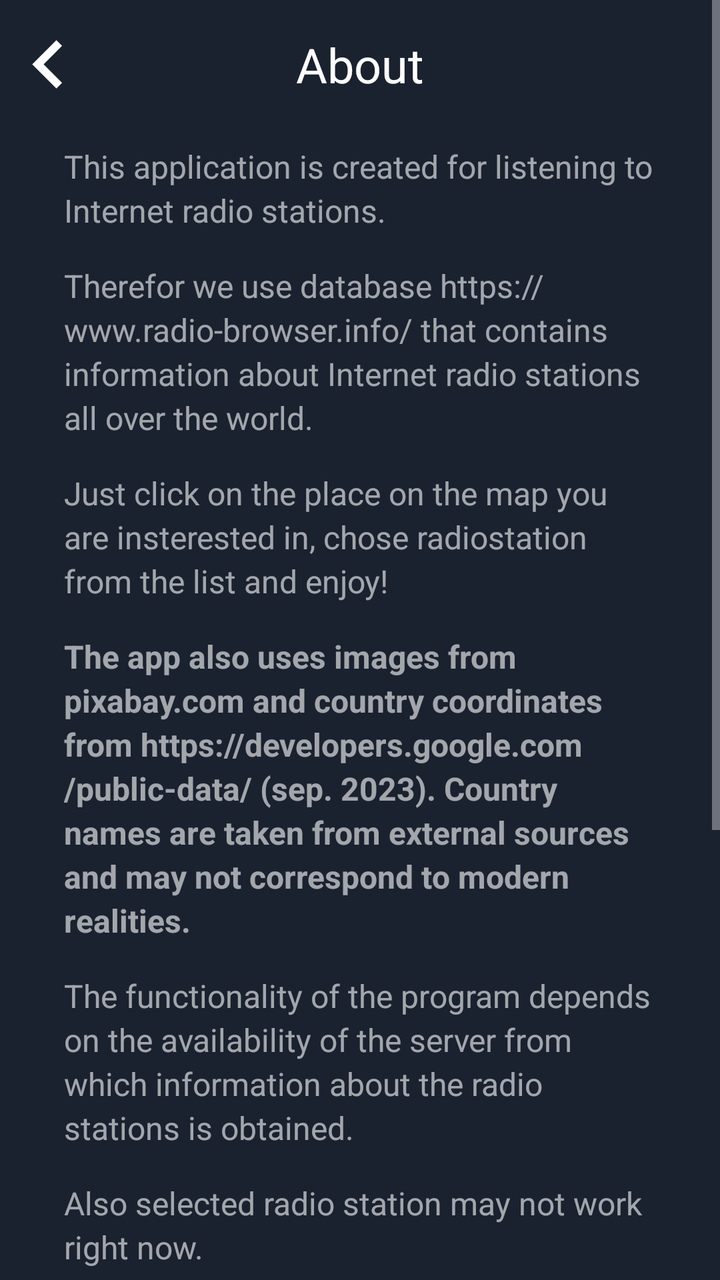
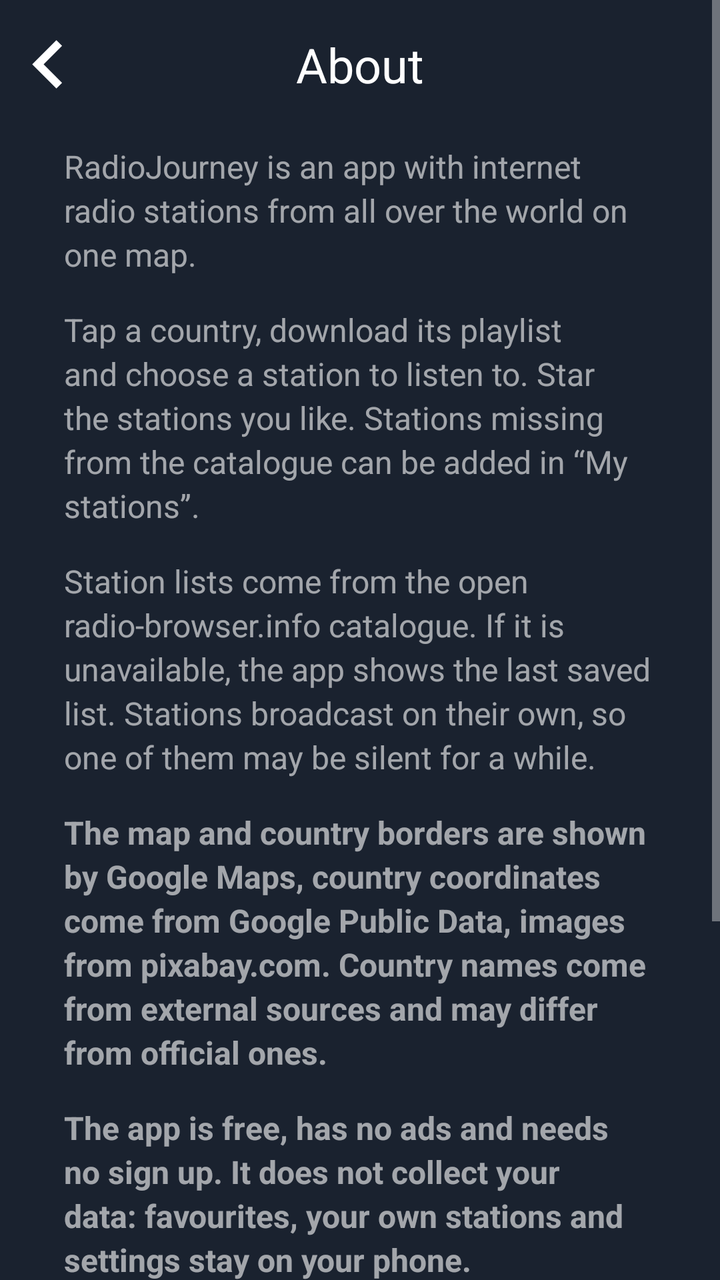

The first picture is an Android layout as it rendered before a commit; the second is the same layout after the commit. The layout source and the unified diff follow.
<!-- AndroidManifest.xml: application theme Theme.RadioJourney -->
<!-- res/layout/layout_settings.xml -->
<?xml version="1.0" encoding="utf-8"?>
<ScrollView xmlns:android="http://schemas.android.com/apk/res/android"
    xmlns:app="http://schemas.android.com/apk/res-auto"
    android:layout_width="match_parent"
    android:layout_height="match_parent"
    android:fillViewport="true">

    <androidx.constraintlayout.widget.ConstraintLayout
        android:layout_width="match_parent"
        android:layout_height="wrap_content"
        android:background="@color/background">


        <LinearLayout
            android:id="@+id/linear_settingsTitle"
            android:layout_width="match_parent"
            android:layout_height="wrap_content"
            android:orientation="horizontal"
            app:layout_constraintEnd_toEndOf="parent"
            app:layout_constraintStart_toStartOf="parent"
            app:layout_constraintTop_toTopOf="parent"
            app:layout_constraintVertical_chainStyle="packed">

            <androidx.appcompat.widget.AppCompatImageView
                android:id="@+id/image_arrowBack"
                android:layout_width="48dp"
                android:layout_height="match_parent"
                android:paddingTop="@dimen/space_small"
                android:paddingBottom="@dimen/space_small"
                android:scaleType="centerCrop"
                android:src="@drawable/ic_baseline_navigate_before_24_white" />

            <androidx.appcompat.widget.AppCompatTextView
                android:id="@+id/text_myFavorites_title"
                style="@style/login_title"
                android:layout_width="0dp"
                android:layout_height="wrap_content"
                android:layout_weight="1"
                android:gravity="center"
                android:padding="@dimen/space_beforeOrAfterElement"
                android:text="@string/settings_tittle2" />

            <androidx.appcompat.widget.AppCompatImageView
                android:layout_width="48dp"
                android:layout_height="match_parent"
                android:paddingTop="@dimen/space_small"
                android:paddingBottom="@dimen/space_small" />
        </LinearLayout>

        <LinearLayout
            android:id="@+id/linear_textAbout"
            android:layout_width="match_parent"
            android:layout_height="wrap_content"
            android:gravity="start"
            android:orientation="vertical"
            android:paddingStart="@dimen/space_32"
            android:paddingTop="@dimen/space_small"
            android:paddingEnd="@dimen/space_32"
            android:paddingBottom="@dimen/space_32"
            app:layout_constraintEnd_toEndOf="parent"
            app:layout_constraintStart_toStartOf="parent"
            app:layout_constraintTop_toBottomOf="@+id/linear_settingsTitle">

            <androidx.appcompat.widget.AppCompatTextView
                android:id="@+id/text_about1"
                style="@style/login_bottom"
                android:layout_width="wrap_content"
                android:layout_height="wrap_content"
                android:layout_gravity="center_vertical"
                android:paddingBottom="@dimen/space_beforeOrAfterElement"
                android:text="@string/settings_text1" />

            <androidx.appcompat.widget.AppCompatTextView
                android:id="@+id/text_about2"
                style="@style/login_bottom"
                android:layout_width="wrap_content"
                android:layout_height="wrap_content"
                android:layout_gravity="center_vertical"
                android:paddingBottom="@dimen/space_beforeOrAfterElement"
                android:text="@string/settings_text2" />

            <androidx.appcompat.widget.AppCompatTextView
                android:id="@+id/text_about3"
                style="@style/login_bottom"
                android:layout_width="wrap_content"
                android:layout_height="wrap_content"
                android:layout_gravity="center_vertical"
                android:paddingBottom="@dimen/space_beforeOrAfterElement"
                android:text="@string/settings_text3" />

            <androidx.appcompat.widget.AppCompatTextView
                android:id="@+id/text_about4"
                style="@style/login_bottom"
                android:layout_width="wrap_content"
                android:layout_height="wrap_content"
                android:layout_gravity="center_vertical"
                android:paddingBottom="@dimen/space_beforeOrAfterElement"
                android:text="@string/settings_text4"
                android:textStyle="bold" />

            
            <androidx.appcompat.widget.AppCompatTextView
                android:id="@+id/text_aboutServer"
                style="@style/login_bottom"
                android:layout_width="wrap_content"
                android:layout_height="wrap_content"
                android:layout_gravity="center_vertical"
                android:paddingBottom="@dimen/space_beforeOrAfterElement"
                android:text="@string/first_screen_text3" />

            <androidx.appcompat.widget.AppCompatTextView
                android:id="@+id/text_aboutMayNotWork"
                style="@style/login_bottom"
                android:layout_width="wrap_content"
                android:layout_height="wrap_content"
                android:layout_gravity="center_vertical"
                android:paddingBottom="@dimen/space_beforeOrAfterElement"
                android:text="@string/homeRadio_mayNotWork" />

            <androidx.appcompat.widget.AppCompatTextView
                android:id="@+id/text_about5"
                style="@style/login_bottom"
                android:layout_width="wrap_content"
                android:layout_height="wrap_content"
                android:layout_gravity="center_vertical"
                android:text="@string/settings_text5"
                android:textStyle="bold" />
        </LinearLayout>

        
        <LinearLayout
            android:id="@+id/linear_site"
            android:layout_width="match_parent"
            android:layout_height="wrap_content"
            android:gravity="start"
            android:orientation="horizontal"
            android:paddingStart="@dimen/space_32"
            android:paddingEnd="@dimen/space_32"
            android:paddingBottom="@dimen/space_beforeOrAfterElement"
            app:layout_constraintEnd_toEndOf="parent"
            app:layout_constraintStart_toStartOf="parent"
            app:layout_constraintTop_toBottomOf="@+id/linear_textAbout">

            <androidx.appcompat.widget.AppCompatImageView
                android:id="@+id/image_site"
                android:layout_width="40dp"
                android:layout_height="40dp"
                android:layout_marginEnd="@dimen/space_beforeOrAfterElement"
                android:scaleType="centerCrop"
                android:src="@drawable/ic_baseline_public_24_orange" />

            <androidx.appcompat.widget.AppCompatTextView
                android:id="@+id/text_site"
                style="@style/login_bottom"
                android:layout_width="wrap_content"
                android:layout_height="wrap_content"
                android:layout_gravity="center_vertical"
                android:text="@string/settings_site" />
        </LinearLayout>

        
        <LinearLayout
            android:id="@+id/linear_privacy"
            android:layout_width="match_parent"
            android:layout_height="wrap_content"
            android:gravity="start"
            android:orientation="horizontal"
            android:paddingStart="@dimen/space_32"
            android:paddingEnd="@dimen/space_32"
            android:paddingBottom="@dimen/space_beforeOrAfterElement"
            app:layout_constraintEnd_toEndOf="parent"
            app:layout_constraintStart_toStartOf="parent"
            app:layout_constraintTop_toBottomOf="@+id/linear_site">

            <androidx.appcompat.widget.AppCompatImageView
                android:id="@+id/image_privacy"
                android:layout_width="40dp"
                android:layout_height="40dp"
                android:layout_marginEnd="@dimen/space_beforeOrAfterElement"
                android:scaleType="centerCrop"
                android:src="@drawable/ic_baseline_privacy_24_orange" />

            <androidx.appcompat.widget.AppCompatTextView
                android:id="@+id/text_privacy"
                style="@style/login_bottom"
                android:layout_width="wrap_content"
                android:layout_height="wrap_content"
                android:layout_gravity="center_vertical"
                android:text="@string/settings_privacy" />
        </LinearLayout>

        <androidx.appcompat.widget.AppCompatImageView
            android:id="@+id/image_block"
            android:layout_width="16dp"
            android:layout_height="16dp"
            android:scaleType="centerCrop"
            app:layout_constraintBottom_toTopOf="@+id/text_mail"
            app:layout_constraintEnd_toEndOf="parent"
            app:layout_constraintStart_toStartOf="parent"
            app:layout_constraintTop_toBottomOf="@+id/linear_privacy" />

        <androidx.appcompat.widget.AppCompatTextView
            android:id="@+id/text_mail"
            style="@style/login_bottom_small"
            android:layout_width="wrap_content"
            android:layout_height="wrap_content"
            android:paddingStart="@dimen/space_beforeOrAfterElement"
            android:paddingTop="@dimen/space_beforeOrAfterElement"
            android:paddingEnd="@dimen/space_beforeOrAfterElement"
            android:paddingBottom="0dp"
            android:text="@string/settings_textMail"
            android:textAlignment="center"
            app:layout_constraintBottom_toTopOf="@+id/mail"
            app:layout_constraintEnd_toEndOf="parent"
            app:layout_constraintStart_toStartOf="parent" />

        <androidx.appcompat.widget.AppCompatTextView
            android:id="@+id/mail"
            style="@style/login_bottom_orange_small"
            android:layout_width="wrap_content"
            android:layout_height="wrap_content"
            android:paddingStart="@dimen/space_beforeOrAfterElement"
            android:paddingTop="@dimen/space_small"
            android:paddingEnd="@dimen/space_beforeOrAfterElement"
            android:paddingBottom="@dimen/space_32"
            android:text="@string/settings_mail"
            android:textAlignment="center"
            app:layout_constraintBottom_toBottomOf="parent"
            app:layout_constraintEnd_toEndOf="parent"
            app:layout_constraintStart_toStartOf="parent" />
    </androidx.constraintlayout.widget.ConstraintLayout>

</ScrollView>
<!-- resources referenced by this layout -->
<resources>
  <color name="background">#1A222F</color>
  <dimen name="space_32">32dp</dimen>
  <dimen name="space_beforeOrAfterElement">16dp</dimen>
  <dimen name="space_small">8dp</dimen>
  <string name="first_screen_text3">The functionality of the program depends on the availability of the server from which information about the radio stations is obtained.</string>
  <string name="homeRadio_mayNotWork">Also selected radio station may not work right now.</string>
  <string name="settings_mail" translatable="false">gartel.av@gmail.com</string>
  <string name="settings_privacy">Privacy policy</string>
  <string name="settings_site">Project website</string>
  <string name="settings_text1">This application is created for listening to Internet radio stations.</string>
  <string name="settings_text2">Therefor we use database https://www.radio-browser.info/ that contains information about Internet radio stations all over the world.</string>
  <string name="settings_text3">Just click on the place on the map you are insterested in, chose radiostation from the list and enjoy!</string>
  <string name="settings_text4">The app also uses images from pixabay.com and country coordinates from https://developers.google.com/public-data/ (sep. 2023). Country names are taken from external sources and may not correspond to modern realities.</string>
  <string name="settings_text5">The app is free, has no ads and needs no sign up. It does not collect your data: favourites, your own stations and settings stay on your phone.</string>
  <string name="settings_textMail">Mail for your feedbacks</string>
  <string name="settings_tittle2">About</string>
  <style name="login_bottom" parent="@style/title_default">
          <item name="android:textSize">16sp</item>
          <item name="fontWeight">500</item>
      </style>
  <style name="login_bottom_orange_small" parent="@style/login_bottom_orange">
          <item name="android:textSize">12sp</item>
      </style>
  <style name="login_bottom_small" parent="@style/login_bottom">
          <item name="android:textSize">12sp</item>
      </style>
  <style name="login_title" parent="@style/title_default">
          <item name="android:textColor">@color/white</item>
          <item name="android:textSize">24sp</item>
          <item name="fontWeight">500</item>
      </style>
  <style name="login_bottom_orange" parent="@style/title_default">
          <item name="android:textColor">@color/bright_orange</item>
          <item name="android:textSize">16sp</item>
      </style>
  <color name="white">#FFFFFFFF</color>
  <color name="bright_orange">#FF9800</color>
  <color name="orange">#FF7A22</color>
  <color name="teal_200">#FF03DAC5</color>
  <color name="teal_700">#FF018786</color>
  <color name="black">#FF000000</color>
  <style name="ShapeAppearance.MyApp.SmallComponent" parent="ShapeAppearance.MaterialComponents.SmallComponent">
          <item name="cornerFamily">rounded</item>
          <item name="cornerSize">24dp</item>
      </style>
  <style name="ShapeAppearance.MyApp.MediumComponent" parent="ShapeAppearance.MaterialComponents.MediumComponent">
          <item name="cornerFamily">rounded</item>
          <item name="cornerSize">24dp</item>
      </style>
  <style name="ShapeAppearance.MyApp.LargeComponent" parent="ShapeAppearance.MaterialComponents.LargeComponent">
          <item name="cornerFamily">rounded</item>
          <item name="cornerSize">24dp</item>
      </style>
  <color name="white_transparent_60">#99FFFFFF</color>
  <color name="white_transparent_80">#CCFFFFFF</color>
  <style name="Widget.RadioJourney.DialogButton" parent="Widget.MaterialComponents.Button.TextButton.Dialog">
          <item name="android:textColor">@color/bright_orange</item>
          <item name="fontFamily">@font/comfortaa_variable_font_wght</item>
      </style>
  <!-- unchanged entries left out for length: 8 -->
</resources>

<!-- the commit's change to res/layout/layout_settings.xml (unified diff, before → after) -->
@@ -98,25 +98,6 @@
                 android:text="@string/settings_text4"
                 android:textStyle="bold" />
 
-            
-            <androidx.appcompat.widget.AppCompatTextView
-                android:id="@+id/text_aboutServer"
-                style="@style/login_bottom"
-                android:layout_width="wrap_content"
-                android:layout_height="wrap_content"
-                android:layout_gravity="center_vertical"
-                android:paddingBottom="@dimen/space_beforeOrAfterElement"
-                android:text="@string/first_screen_text3" />
-
-            <androidx.appcompat.widget.AppCompatTextView
-                android:id="@+id/text_aboutMayNotWork"
-                style="@style/login_bottom"
-                android:layout_width="wrap_content"
-                android:layout_height="wrap_content"
-                android:layout_gravity="center_vertical"
-                android:paddingBottom="@dimen/space_beforeOrAfterElement"
-                android:text="@string/homeRadio_mayNotWork" />
-
             <androidx.appcompat.widget.AppCompatTextView
                 android:id="@+id/text_about5"
                 style="@style/login_bottom"
<!-- resource entries referenced after the edit -->
@@ -4,17 +4,15 @@
   <dimen name="space_32">32dp</dimen>
   <dimen name="space_beforeOrAfterElement">16dp</dimen>
   <dimen name="space_small">8dp</dimen>
-  <string name="first_screen_text3">The functionality of the program depends on the availability of the server from which information about the radio stations is obtained.</string>
-  <string name="homeRadio_mayNotWork">Also selected radio station may not work right now.</string>
   <string name="settings_mail" translatable="false">gartel.av@gmail.com</string>
   <string name="settings_privacy">Privacy policy</string>
   <string name="settings_site">Project website</string>
-  <string name="settings_text1">This application is created for listening to Internet radio stations.</string>
-  <string name="settings_text2">Therefor we use database https://www.radio-browser.info/ that contains information about Internet radio stations all over the world.</string>
-  <string name="settings_text3">Just click on the place on the map you are insterested in, chose radiostation from the list and enjoy!</string>
-  <string name="settings_text4">The app also uses images from pixabay.com and country coordinates from https://developers.google.com/public-data/ (sep. 2023). Country names are taken from external sources and may not correspond to modern realities.</string>
+  <string name="settings_text1">RadioJourney is an app with internet radio stations from all over the world on one map.</string>
+  <string name="settings_text2">Tap a country, download its playlist and choose a station to listen to. Star the stations you like. Stations missing from the catalogue can be added in “My stations”.</string>
+  <string name="settings_text3">Station lists come from the open radio-browser.info catalogue. If it is unavailable, the app shows the last saved list. Stations broadcast on their own, so one of them may be silent for a while.</string>
+  <string name="settings_text4">The map and country borders are shown by Google Maps, country coordinates come from Google Public Data, images from pixabay.com. Country names come from external sources and may differ from official ones.</string>
   <string name="settings_text5">The app is free, has no ads and needs no sign up. It does not collect your data: favourites, your own stations and settings stay on your phone.</string>
-  <string name="settings_textMail">Mail for your feedbacks</string>
+  <string name="settings_textMail">Questions and ideas</string>
   <string name="settings_tittle2">About</string>
   <style name="login_bottom" parent="@style/title_default">
           <item name="android:textSize">16sp</item>
